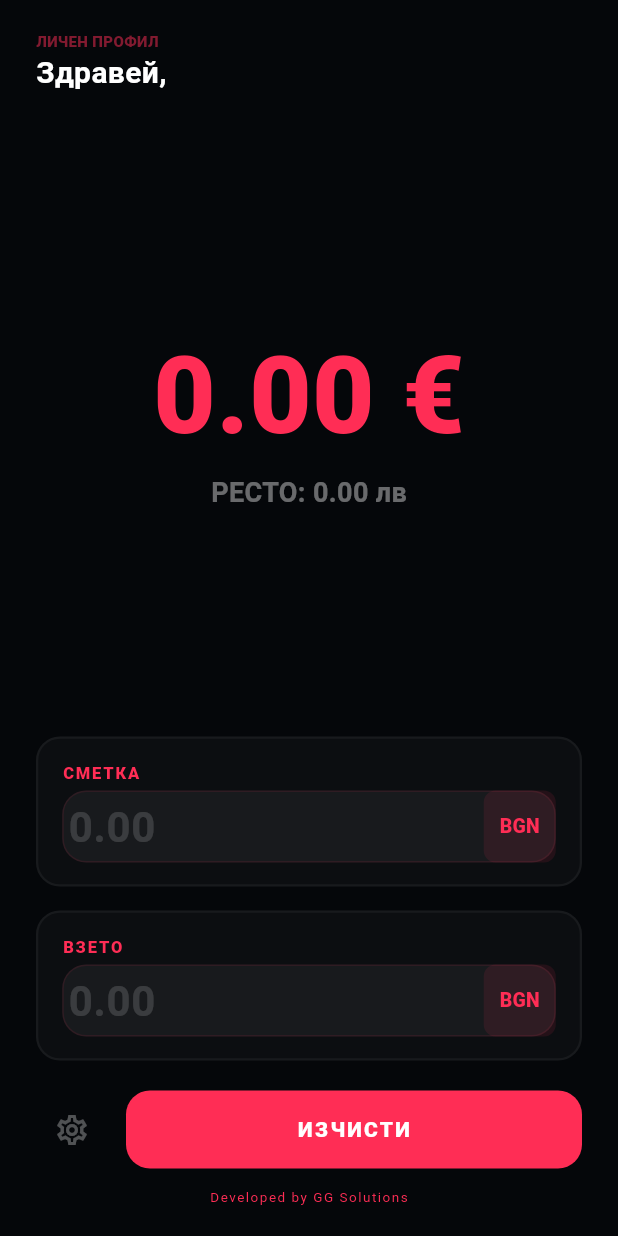
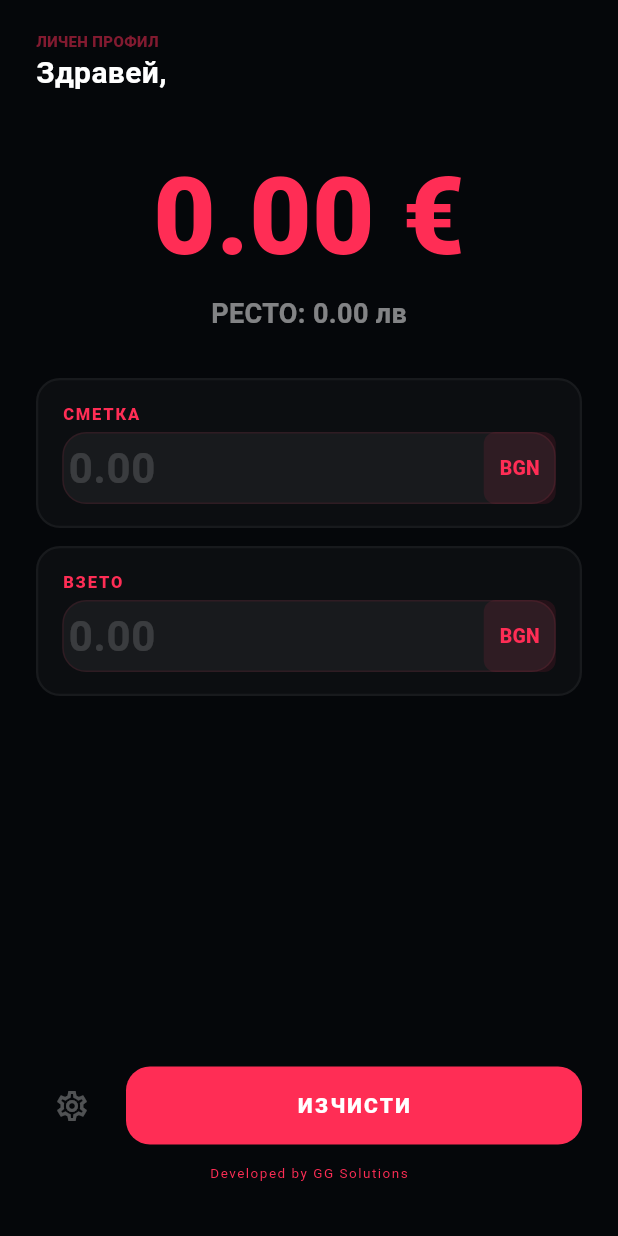
Before and after one commit to ginkogrudev/EuroCalculator, a Flutter app: the HomeView screen opened directly, on a phone screen of 412 x 824 dp. Run offline on Flutter 3.47's test engine with Material 3 defaults, Android fonts, the phone set to English and light mode, and no system bars; our stand-ins replace share_plus, shared_preferences; accounts and stored records are empty.

Commit message:
Updated name logo and fixing UI braking on phone

```diff
--- a/lib/screens/home_view.dart
+++ b/lib/screens/home_view.dart
@@ -16,20 +16,31 @@ class HomeView extends StatelessWidget {
 
     return Scaffold(
       backgroundColor: state.bgColor,
-      resizeToAvoidBottomInset: false, // Prevents footer from jumping
+      // CRITICAL: Set to true so the Scaffold knows to move things
+      resizeToAvoidBottomInset: true,
       body: SafeArea(
+        child: LayoutBuilder(
+          builder: (context, constraints) {
+            return SingleChildScrollView(
+              physics: const ClampingScrollPhysics(),
+              child: ConstrainedBox(
+                // Ensures the app takes up the full screen when keyboard is hidden
+                constraints: BoxConstraints(minHeight: constraints.maxHeight),
+                child: IntrinsicHeight(
                   child: Column(
                     children: [
-            // 1. Header
                       _buildHeader(state, accent, isDark),
 
-            // 2. Result Display (The Big Numbers)
-            Expanded(
-              child: Center(
+                      // Big Result Section
+                      // Wrap this in a Flexible or fix the height so it doesn't
+                      // disappear entirely, but stays visible
+                      Padding(
+                        padding: const EdgeInsets.symmetric(vertical: 30),
                         child: Column(
-                  mainAxisAlignment: MainAxisAlignment.center,
                           children: [
-                    Text(
+                            FittedBox(
+                              // Ensures the big text scales down if squashed
+                              child: Text(
                                 "${state.changeInEuro.toStringAsFixed(2)} €",
                                 style: TextStyle(
                                   color: accent,
@@ -37,11 +48,12 @@ class HomeView extends StatelessWidget {
                                   fontWeight: FontWeight.w900,
                                 ),
                               ),
+                            ),
                             Text(
                               "РЕСТО: ${state.changeInLev.toStringAsFixed(2)} лв",
                               style: TextStyle(
                                 color: (isDark ? Colors.white : Colors.black)
-                            .withOpacity(0.4),
+                                    .withOpacity(0.5),
                                 fontSize: 18,
                                 fontWeight: FontWeight.w600,
                               ),
@@ -49,9 +61,8 @@ class HomeView extends StatelessWidget {
                           ],
                         ),
                       ),
-            ),
 
-            // 3. Inputs
+                      // Inputs Section
                       Padding(
                         padding: const EdgeInsets.symmetric(horizontal: 24),
                         child: Column(
@@ -62,7 +73,7 @@ class HomeView extends StatelessWidget {
                               accentColor: accent,
                               isDarkMode: isDark,
                             ),
-                  const SizedBox(height: 16),
+                            const SizedBox(height: 12),
                             AmountInputField(
                               label: state.accountType == AccountType.business
                                   ? "ПОЛУЧЕНО"
@@ -75,9 +86,21 @@ class HomeView extends StatelessWidget {
                         ),
                       ),
 
-            // 4. Action Footer
+                      // This spacer keeps the footer at the bottom when keyboard is off,
+                      // but collapses when the keyboard is on.
+                      const Spacer(),
+
+                      // Action Footer
                       ActionFooter(state: state, isDark: isDark),
+
+                      // Extra breathing room
+                      const SizedBox(height: 16),
                     ],
+                  ),
+                ),
+              ),
+            );
+          },
         ),
       ),
     );
```
Also changed, not shown: pubspec.yaml (+5 -2 lines), assets/icon/app_icon.png, 4 other files. Lines whose indentation alone changed are shown as unchanged.
